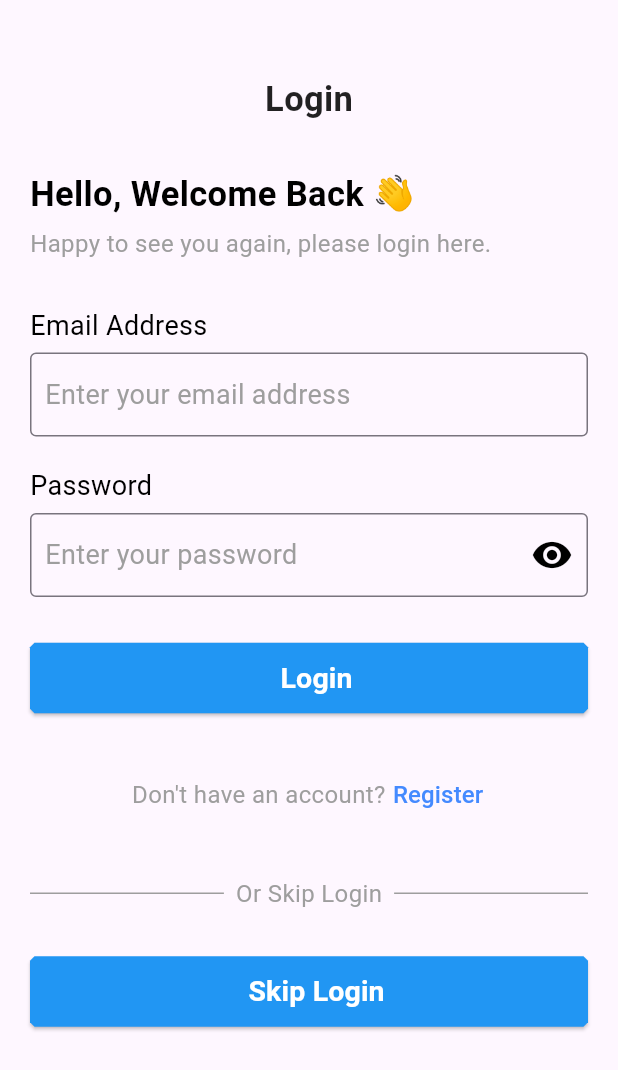
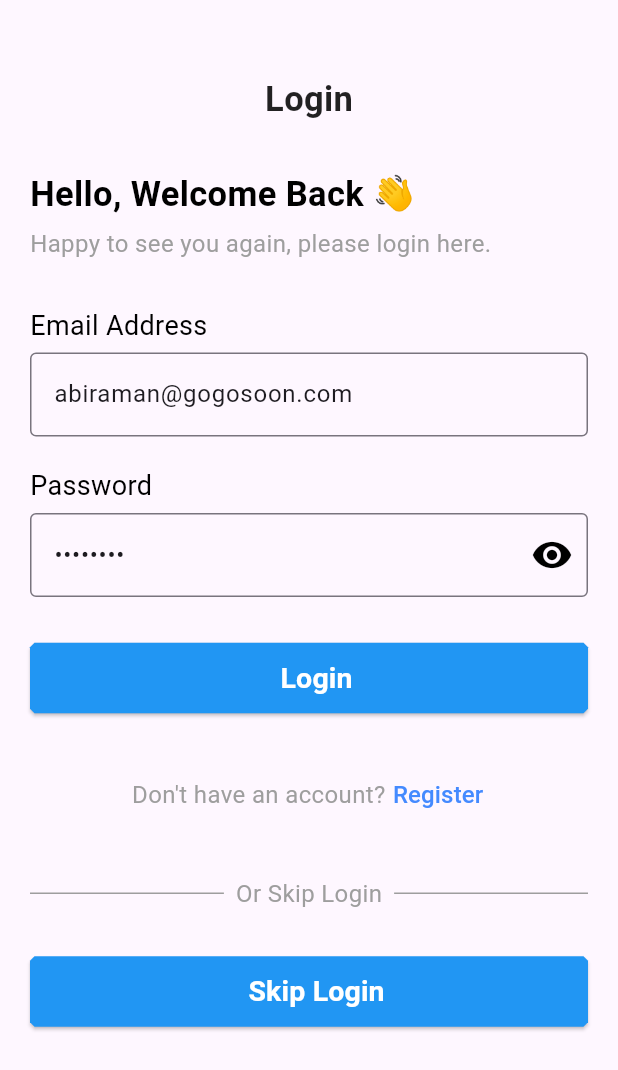
Before and after one commit to 5minslearn/5MinsLearn-App, a Flutter app: the screen it shows after launch, on a phone screen of 412 x 824 dp. Shown: the top 1070 px of the screen. Run offline on Flutter 3.47's test engine with Material 2 defaults, Android fonts, the phone set to English and light mode, and no system bars; our stand-ins replace graphql_flutter, localstorage, webview_flutter; network calls fail.

Commit message:
Refactoring http request

```diff
--- a/lib/containers/login_container.dart
+++ b/lib/containers/login_container.dart
@@ -1,6 +1,7 @@
 import 'package:fiveminslearn/screens/login.dart';
 import 'package:flutter/material.dart';
 import 'package:graphql_flutter/graphql_flutter.dart';
+import 'package:http/http.dart' as http;
 
 class LoginContainer extends StatefulWidget {
   const LoginContainer({super.key});
@@ -39,12 +40,23 @@ class _LoginContainerState extends State<LoginContainer> {
 """;
 
   @override
+  void initState() {
+    super.initState();
+
+    fetchAlbum();
+  }
+
+  Future<http.Response> fetchAlbum() {
+    return http.get(Uri.parse('https://jsonplaceholder.typicode.com/albums/1'));
+  }
+
+  @override
   Widget build(BuildContext context) {
     return Mutation(
       options: MutationOptions(
         document: gql(login),
       ),
-      builder: (RunMutation runMutation, result) {
+      builder: (RunMutation runMutation, QueryResult? result) {
         return Login(
           login: runMutation,
         );
--- a/lib/contants.dart
+++ b/lib/contants.dart
@@ -1,6 +1,6 @@
 // ignore_for_file: constant_identifier_names
 
-const String GRAPHQL_ENDPOINT = "http://localhost:8000/dev/graphql";
+const String GRAPHQL_ENDPOINT = "http://192.168.43.127:8000/dev/graphql";
 
 // Local storage path
 const String LOCAL_STORAGE_PATH = "five_minutes_learn.json";
--- a/lib/main.dart
+++ b/lib/main.dart
@@ -24,25 +24,19 @@ void main() async {
       cache: GraphQLCache(store: HiveStore()),
     ),
   );
-  runApp(MyApp(
-    graphqlClient: graphqlClient,
-  ));
+
+  runApp(MyApp(graphqlClient: graphqlClient));
 }
 
-class MyApp extends StatefulWidget {
+class MyApp extends StatelessWidget {
   final ValueNotifier<GraphQLClient> graphqlClient;
 
   const MyApp({super.key, required this.graphqlClient});
 
   @override
-  State<MyApp> createState() => _MyAppState();
-}
-
-class _MyAppState extends State<MyApp> {
-  @override
   Widget build(BuildContext context) {
     return GraphQLProvider(
-      client: widget.graphqlClient,
+      client: graphqlClient,
       child: MaterialApp(
         title: '5MinsLearn',
         theme: ThemeData(
--- a/lib/screens/login.dart
+++ b/lib/screens/login.dart
@@ -1,4 +1,4 @@
-import 'dart:ffi';
+import 'dart:developer';
 
 import 'package:fiveminslearn/navigation/home_bottom_navigation_bar.dart';
 
@@ -23,8 +23,8 @@ class Login extends StatefulWidget {
 }
 
 class _LoginState extends State<Login> {
-  String email = '';
-  String password = '';
+  String email = 'abiraman@gogosoon.com';
+  String password = '12345678';
   String? emailError;
   String? passwordError;
   bool isLoading = false;
@@ -74,10 +74,14 @@ class _LoginState extends State<Login> {
 
   void login() {
     // goToHome();
-    widget.login({
-      "input": {email, password}
-    });
-    resetForm();
+    try {
+      widget.login({
+        "input": {email, password}
+      });
+    } catch (e) {
+      log("gql login error: $e");
+    }
+    // resetForm();
   }
 
   void resetForm() {
--- a/lib/screens/splash.dart
+++ b/lib/screens/splash.dart
@@ -1,7 +1,6 @@
 import 'dart:async';
 
 import 'package:fiveminslearn/containers/login_container.dart';
-import 'package:fiveminslearn/screens/login.dart';
 import 'package:fiveminslearn/widgets/text_widget.dart';
 
 import 'package:flutter/material.dart';
--- a/pubspec.yaml
+++ b/pubspec.yaml
@@ -38,6 +38,7 @@ dependencies:
   webview_flutter: ^4.2.4
   graphql_flutter: ^5.1.2
   localstorage: ^4.0.1+4
+  http: ^0.13.6
 
 dev_dependencies:
   flutter_test:
```
Also changed, not shown: lib/graphql/client.dart (+22 -22 lines), pubspec.lock, 2 other files.
